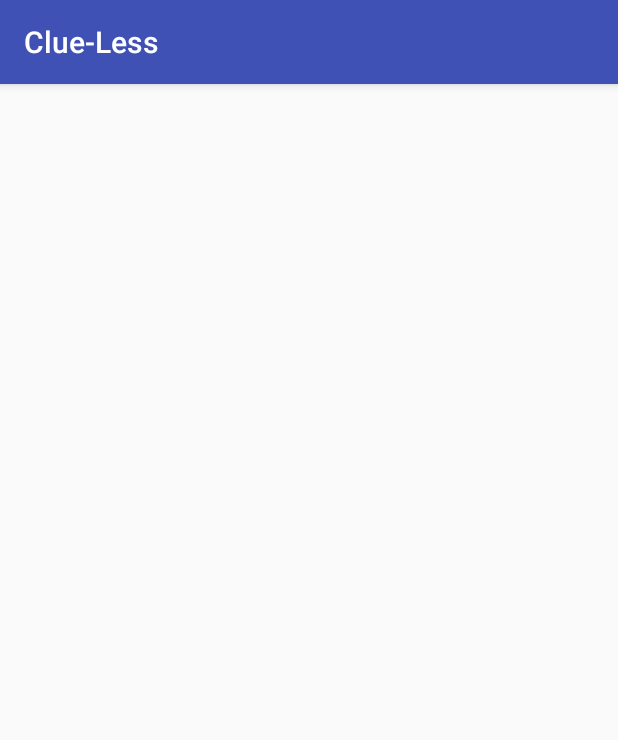
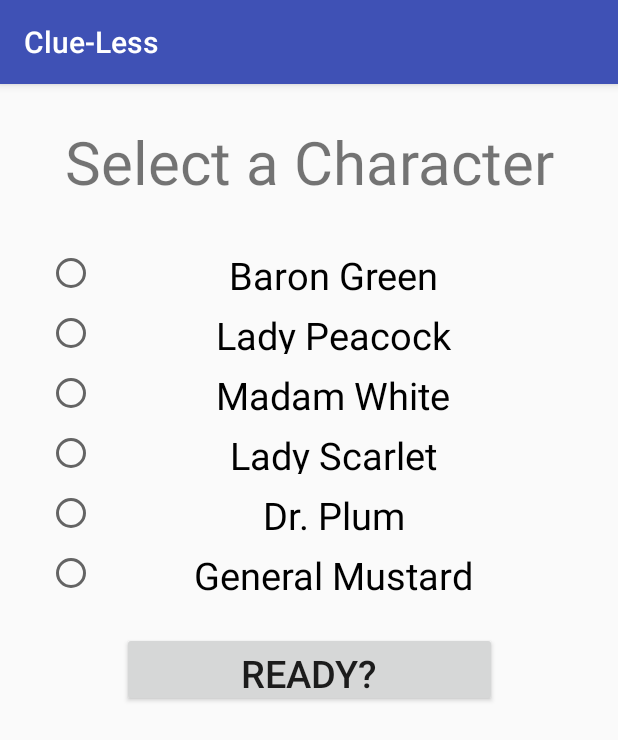
Before and after one commit to DasFireflies/android, an Android app: the LobbyActivity screen opened directly, with no data from a screen before it, on a phone screen of 412 x 824 dp. Shown: the top 740 px of the screen. Run offline under Robolectric (Android 15) with nearby library versions, the phone set to English and light mode, and no system bars.

Commit message:
Updates to the character select screen

```diff
--- a/app/src/main/java/com/jhu/fireflies/com/clue_less/MainMenuActivity.java
+++ b/app/src/main/java/com/jhu/fireflies/com/clue_less/MainMenuActivity.java
@@ -1,7 +1,11 @@
 package com.jhu.fireflies.com.clue_less;
 
+import android.content.Intent;
 import android.support.v7.app.AppCompatActivity;
 import android.os.Bundle;
+import android.view.View;
+import android.widget.Button;
+import android.widget.Button;
 
 public class MainMenuActivity extends AppCompatActivity {
 
@@ -9,5 +13,22 @@ public class MainMenuActivity extends AppCompatActivity {
     protected void onCreate(Bundle savedInstanceState) {
         super.onCreate(savedInstanceState);
         setContentView(R.layout.main_menu_layout);
+
+        Button joinGame = (Button) findViewById(R.id.joinGame);
+
+        joinGame.setOnClickListener(new View.OnClickListener() {
+            @Override
+            public void onClick(View v) {
+                Intent intent = new Intent(MainMenuActivity.this,
+                                           LobbyActivity.class);
+
+                startActivity(intent);
+            }
+        });
+
+
+
+
+
     }
 }
--- a/app/src/main/res/layout/lobby_layout.xml
+++ b/app/src/main/res/layout/lobby_layout.xml
@@ -6,4 +6,86 @@
     android:layout_height="match_parent"
     tools:context="com.jhu.fireflies.com.clue_less.LobbyActivity">
 
+    <TextView
+        android:layout_width="match_parent"
+        android:layout_height="50dp"
+        android:id="@+id/characterSelectHeader"
+        android:text="Select a Character"
+        android:gravity="center"
+        android:textSize="40dp"
+        app:layout_constraintBottom_toTopOf="@id/characterSelect"
+        android:layout_marginBottom="25dp"/>
+    <RadioGroup
+        android:id="@+id/characterSelect"
+        android:layout_width="350dp"
+        android:layout_marginTop="100dp"
+        android:layout_height="wrap_content"
+        app:layout_constraintLeft_toLeftOf="parent"
+        app:layout_constraintRight_toRightOf="parent"
+        app:layout_constraintTop_toTopOf="parent">
+
+        <RadioButton
+            android:id="@+id/button1"
+            android:layout_width="match_parent"
+            android:layout_height="30dp"
+            android:layout_marginTop="10dp"
+            android:gravity="center_horizontal"
+            android:text="@string/green"
+            android:textSize="25sp" />
+
+        <RadioButton
+            android:id="@+id/button2"
+            android:layout_width="match_parent"
+            android:layout_height="30dp"
+            android:layout_marginTop="10dp"
+            android:gravity="center_horizontal"
+            android:text="@string/blue"
+            android:textSize="25sp" />
+
+        <RadioButton
+            android:id="@+id/button3"
+            android:layout_width="match_parent"
+            android:layout_height="30dp"
+            android:layout_marginTop="10dp"
+            android:gravity="center_horizontal"
+            android:text="@string/white"
+            android:textSize="25sp" />
+        <RadioButton
+            android:id="@+id/button4"
+            android:layout_width="match_parent"
+            android:layout_height="30dp"
+            android:layout_marginTop="10dp"
+            android:gravity="center_horizontal"
+            android:text="@string/red"
+            android:textSize="25sp" />
+        <RadioButton
+            android:id="@+id/button5"
+            android:layout_width="match_parent"
+            android:layout_height="30dp"
+            android:layout_marginTop="10dp"
+            android:gravity="center_horizontal"
+            android:text="@string/purple"
+            android:textSize="25sp" />
+        <RadioButton
+            android:id="@+id/button6"
+            android:layout_width="match_parent"
+            android:layout_height="30dp"
+            android:layout_marginTop="10dp"
+            android:gravity="center_horizontal"
+            android:text="@string/yellow"
+            android:textSize="25sp" />
+
+    </RadioGroup>
+
+    <Button
+        android:layout_width="250dp"
+        android:layout_height="50dp"
+        app:layout_constraintLeft_toLeftOf="parent"
+        app:layout_constraintRight_toRightOf="parent"
+        app:layout_constraintTop_toBottomOf="@id/characterSelect"
+        android:layout_marginTop="25dp"
+        android:textSize="25sp"
+        android:text="Ready?"
+        android:id="@+id/characterSelected"/>
+
 </android.support.constraint.ConstraintLayout>
--- a/app/src/main/res/values/strings.xml
+++ b/app/src/main/res/values/strings.xml
@@ -1,3 +1,9 @@
 <resources>
     <string name="app_name">Clue-Less</string>
+    <string name="green">Baron Green</string>
+    <string name="blue">Lady Peacock</string>
+    <string name="white">Madam White</string>
+    <string name="red">Lady Scarlet</string>
+    <string name="purple">Dr. Plum</string>
+    <string name="yellow">General Mustard</string>
 </resources>
```
Also changed, not shown: 25 other files.
